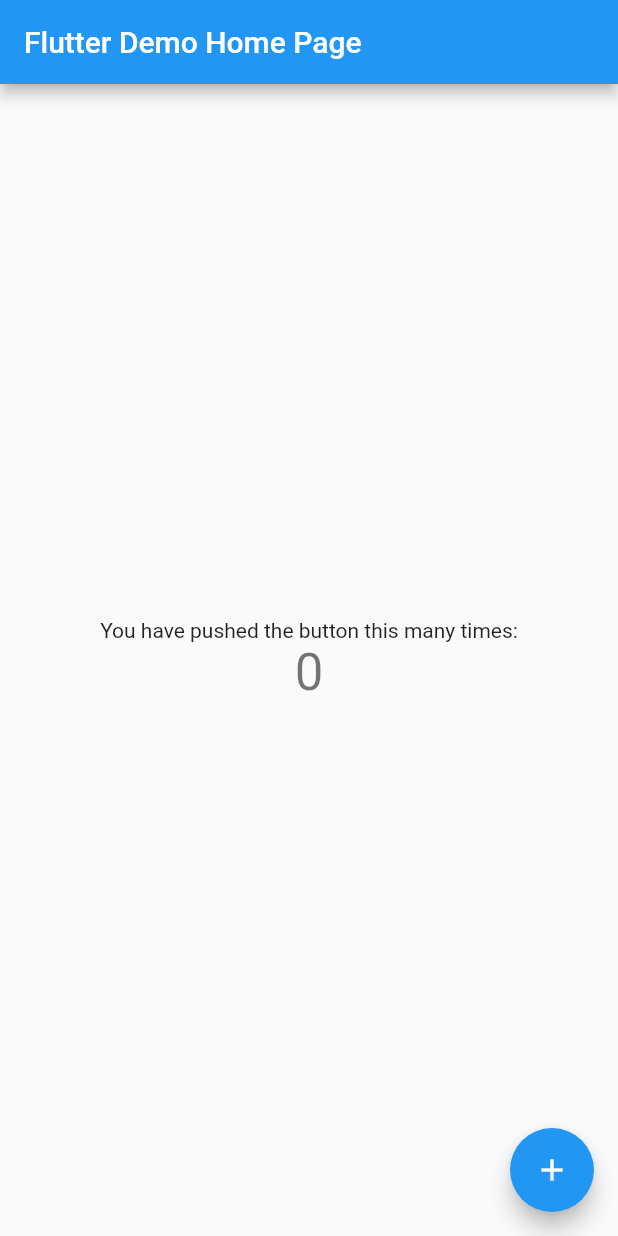
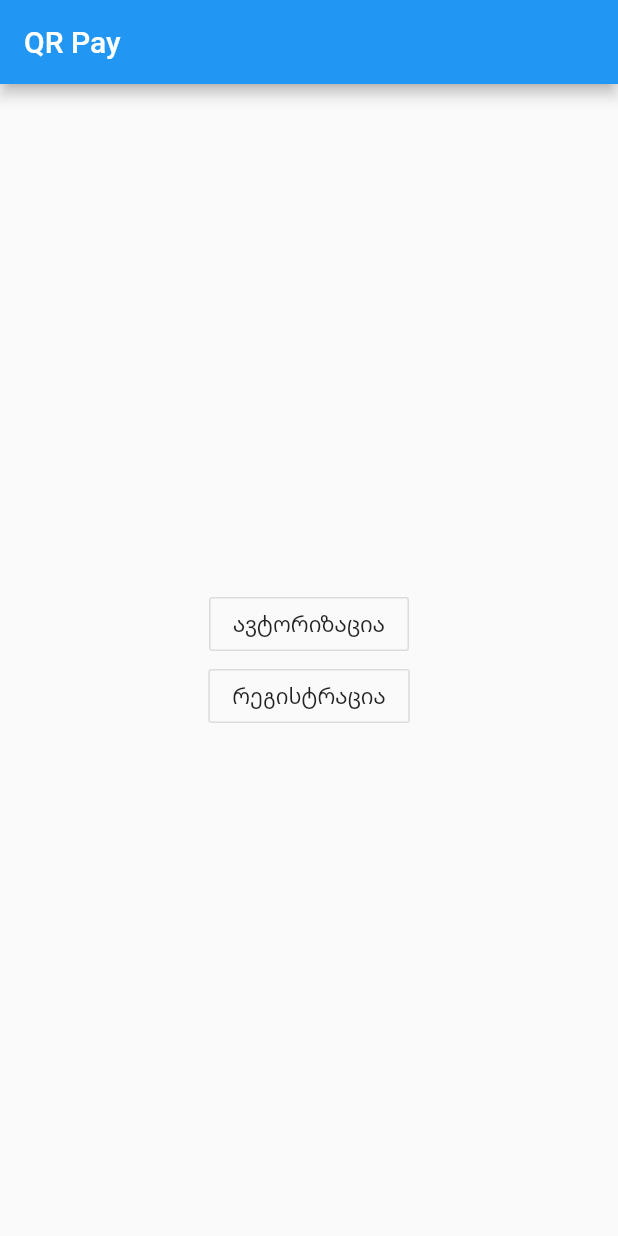
Before and after one commit to alexandrius/QR_Pay, a Flutter app: the screen it shows after launch, on a phone screen of 412 x 824 dp. Run offline on Flutter 3.47's test engine with Material 2 defaults, Android fonts, the phone set to English and light mode, and no system bars.

Commit message:
Add login screen

```diff
--- a/lib/main.dart
+++ b/lib/main.dart
@@ -1,4 +1,5 @@
 import 'package:flutter/material.dart';
+import 'package:qr_pay/screens/auth.dart';
 
 void main() => runApp(new MyApp());
 
@@ -19,91 +20,7 @@ class MyApp extends StatelessWidget {
         // counter didn't reset back to zero; the application is not restarted.
         primarySwatch: Colors.blue,
       ),
-      home: new MyHomePage(title: 'Flutter Demo Home Page'),
+      home: new Auth(),
     );
   }
 }
-
-class MyHomePage extends StatefulWidget {
-  MyHomePage({Key key, this.title}) : super(key: key);
-
-  // This widget is the home page of your application. It is stateful, meaning
-  // that it has a State object (defined below) that contains fields that affect
-  // how it looks.
-
-  // This class is the configuration for the state. It holds the values (in this
-  // case the title) provided by the parent (in this case the App widget) and
-  // used by the build method of the State. Fields in a Widget subclass are
-  // always marked "final".
-
-  final String title;
-
-  @override
-  _MyHomePageState createState() => new _MyHomePageState();
-}
-
-class _MyHomePageState extends State<MyHomePage> {
-  int _counter = 0;
-
-  void _incrementCounter() {
-    setState(() {
-      // This call to setState tells the Flutter framework that something has
-      // changed in this State, which causes it to rerun the build method below
-      // so that the display can reflect the updated values. If we changed
-      // _counter without calling setState(), then the build method would not be
-      // called again, and so nothing would appear to happen.
-      _counter++;
-    });
-  }
-
-  @override
-  Widget build(BuildContext context) {
-    // This method is rerun every time setState is called, for instance as done
-    // by the _incrementCounter method above.
-    //
-    // The Flutter framework has been optimized to make rerunning build methods
-    // fast, so that you can just rebuild anything that needs updating rather
-    // than having to individually change instances of widgets.
-    return new Scaffold(
-      appBar: new AppBar(
-        // Here we take the value from the MyHomePage object that was created by
-        // the App.build method, and use it to set our appbar title.
-        title: new Text(widget.title),
-      ),
-      body: new Center(
-        // Center is a layout widget. It takes a single child and positions it
-        // in the middle of the parent.
-        child: new Column(
-          // Column is also layout widget. It takes a list of children and
-          // arranges them vertically. By default, it sizes itself to fit its
-          // children horizontally, and tries to be as tall as its parent.
-          //
-          // Invoke "debug paint" (press "p" in the console where you ran
-          // "flutter run", or select "Toggle Debug Paint" from the Flutter tool
-          // window in IntelliJ) to see the wireframe for each widget.
-          //
-          // Column has various properties to control how it sizes itself and
-          // how it positions its children. Here we use mainAxisAlignment to
-          // center the children vertically; the main axis here is the vertical
-          // axis because Columns are vertical (the cross axis would be
-          // horizontal).
-          mainAxisAlignment: MainAxisAlignment.center,
-          children: <Widget>[
-            new Text(
-              'You have pushed the button this many times:',
-            ),
-            new Text(
-              '$_counter',
-              style: Theme.of(context).textTheme.display1,
-            ),
-          ],
-        ),
-      ),
-      floatingActionButton: new FloatingActionButton(
-        onPressed: _incrementCounter,
-        tooltip: 'Increment',
-        child: new Icon(Icons.add),
-      ), // This trailing comma makes auto-formatting nicer for build methods.
-    );
-  }
-}
--- /dev/null
+++ b/lib/screens/auth.dart
@@ -0,0 +1,36 @@
+import 'package:flutter/material.dart';
+import 'package:qr_pay/screens/login.dart';
+
+class Auth extends StatefulWidget {
+  @override
+  _AuthState createState() => new _AuthState();
+}
+
+class _AuthState extends State<Auth> {
+  build(context) {
+    return new Scaffold(
+        appBar: AppBar(
+          title: Text("QR Pay"),
+        ),
+        body: Container(
+            padding: EdgeInsets.all(10.0),
+            child: Column(
+              mainAxisAlignment: MainAxisAlignment.center,
+              mainAxisSize: MainAxisSize.max,
+              children: [
+                Container(
+                  color: Colors.red,
+                ),
+                OutlineButton(
+                  child: Text("ავტორიზაცია"),
+                  onPressed: () {
+                    Navigator.push(
+                        context,
+                    MaterialPageRoute(builder: (context) => MyHomePage(title: 'ავტორიზაცია')));
+                  },
+                ),
+                OutlineButton(child: Text("რეგისტრაცია"), onPressed: () {}),
+              ],
+            )));
+  }
+}
```
Also changed, not shown: lib/screens/login.dart (added, +36 -0 lines), 2 other files.
